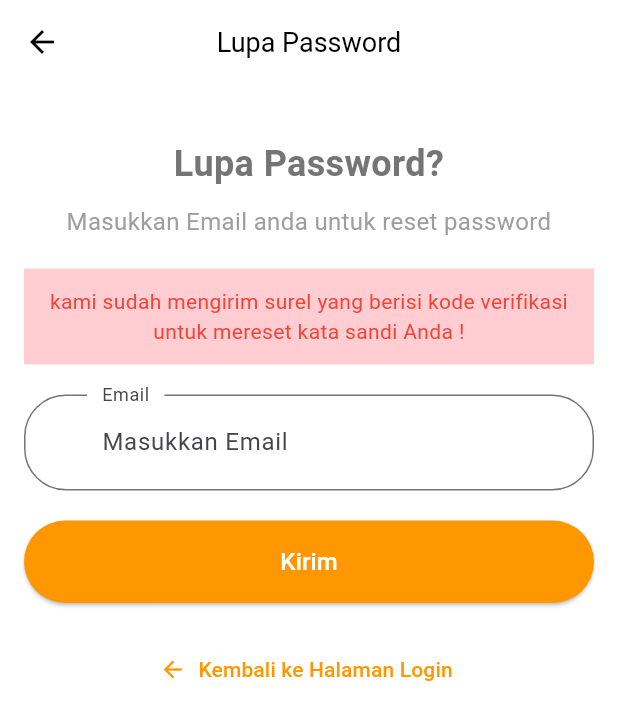
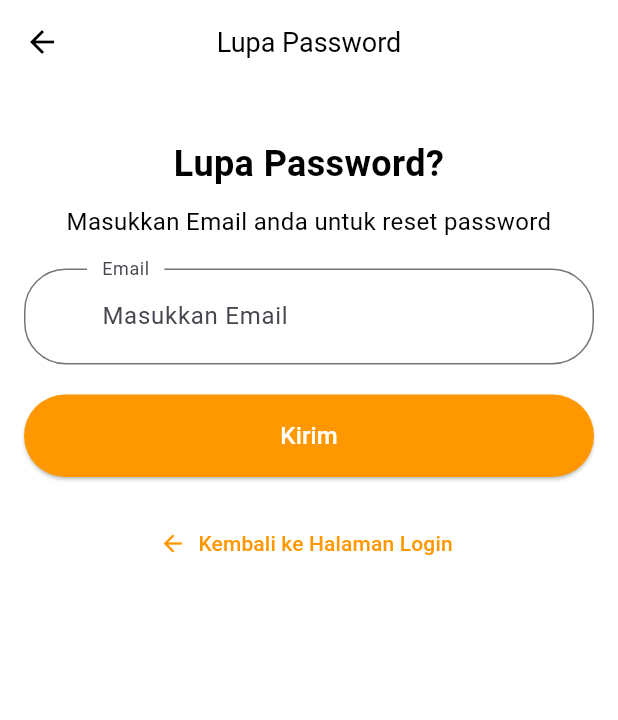
Before and after one commit to najwafadhilla/scedula, a Flutter app: the ForgotPasswordScreen screen opened directly, on a phone screen of 412 x 824 dp. Shown: the top 720 px of the screen. Run offline on Flutter 3.47's test engine with Material 3 defaults, Android fonts, the phone set to English and light mode, and no system bars; our stand-ins replace flutter_svg, google_fonts, simple_shadow, table_calendar; Roboto replaces fonts that are missing (Muli).

Commit message:
tolong ys bg pasha yg baik hati

```diff
--- a/lib/forgotpassword/lupapass1.dart
+++ b/lib/forgotpassword/lupapass1.dart
@@ -1,5 +1,6 @@
 import 'package:flutter/material.dart';
 import 'package:scedula/forgotpassword/lupapass2.dart';
+import 'package:scedula/theme/color_theme.dart';
 
 void main() {
   runApp(MyApp());
@@ -41,24 +42,15 @@ class ForgotPasswordScreen extends StatelessWidget {
             SizedBox(height: 20),
             Text(
               'Lupa Password?',
-              style: TextStyle(fontSize: 24, fontWeight: FontWeight.bold),
+              style: TextStyle(
+                  fontSize: 24, fontWeight: FontWeight.bold, color: blackColor),
               textAlign: TextAlign.center,
             ),
             SizedBox(height: 10),
             Text(
               'Masukkan Email anda untuk reset password',
-              style: TextStyle(fontSize: 16, color: Colors.grey),
+              style: TextStyle(fontSize: 16, color: blackColor),
               textAlign: TextAlign.center,
-            ),
-            SizedBox(height: 20),
-            Container(
-              padding: EdgeInsets.all(12),
-              color: Colors.red[100],
-              child: Text(
-                'kami sudah mengirim surel yang berisi kode verifikasi untuk mereset kata sandi Anda !',
-                style: TextStyle(color: Colors.red, fontSize: 14),
-                textAlign: TextAlign.center,
-              ),
             ),
             SizedBox(height: 20),
             TextField(
--- a/lib/proker/voly.dart
+++ b/lib/proker/voly.dart
@@ -27,7 +27,7 @@ class Voly extends StatelessWidget {
         ),
       ),
       body: prokerr(
-        imageUrll: 'assets/images/Voly.png',
+        imageUrll: 'assets/images/voly.png',
         titlee: "Volley",
         text2: "Latihan di lapangan voly unimal",
         text3: "13 Sep 2023, 14.00",
```
Also changed, not shown: lib/Screen/HomePage/home.dart (+60 -6 lines), lib/models/list_program.dart (added, +28 -0 lines), 14 other files.
